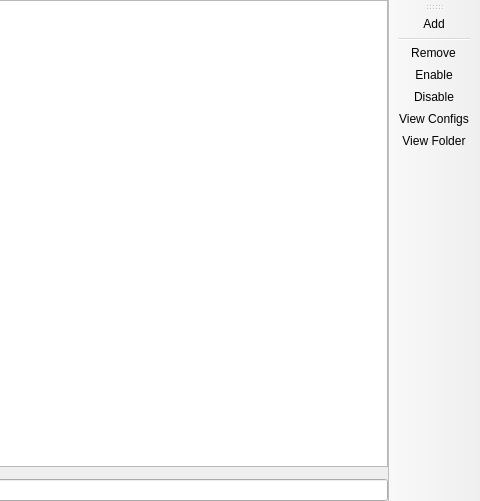
Before: the Qt Designer form meshmc/launcher/ui/pages/instance/ModFolderPage.ui in YongDo-Hyun/Project-Tick-New, drawn with Qt 5; both pictures show x 562 to 1042 and y 0 to 501 of the 1042 by 501 pixel window.
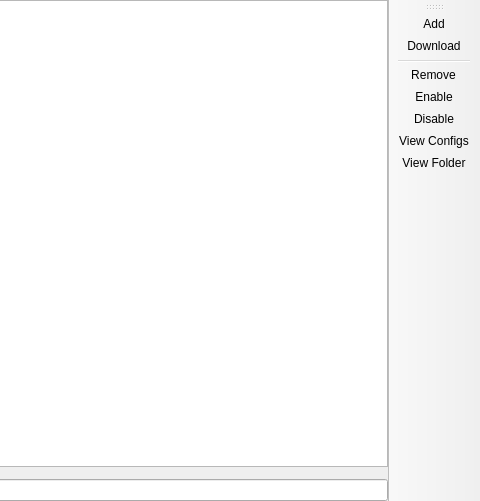
After: the same form once the commit is applied. Custom widgets are drawn as their Qt base class.

Patch:
```diff
--- a/meshmc/launcher/ui/pages/instance/ModFolderPage.ui
+++ b/meshmc/launcher/ui/pages/instance/ModFolderPage.ui
@@ -84,6 +84,7 @@
     <bool>false</bool>
    </attribute>
    <addaction name="actionAdd"/>
+   <addaction name="actionDownload"/>
    <addaction name="separator"/>
    <addaction name="actionRemove"/>
    <addaction name="actionEnable"/>
@@ -136,6 +137,14 @@
     <string>View &amp;Folder</string>
    </property>
   </action>
+  <action name="actionDownload">
+   <property name="text">
+    <string>&amp;Download</string>
+   </property>
+   <property name="toolTip">
+    <string>Download content from CurseForge and Modrinth</string>
+   </property>
+  </action>
  </widget>
  <customwidgets>
   <customwidget>
```
